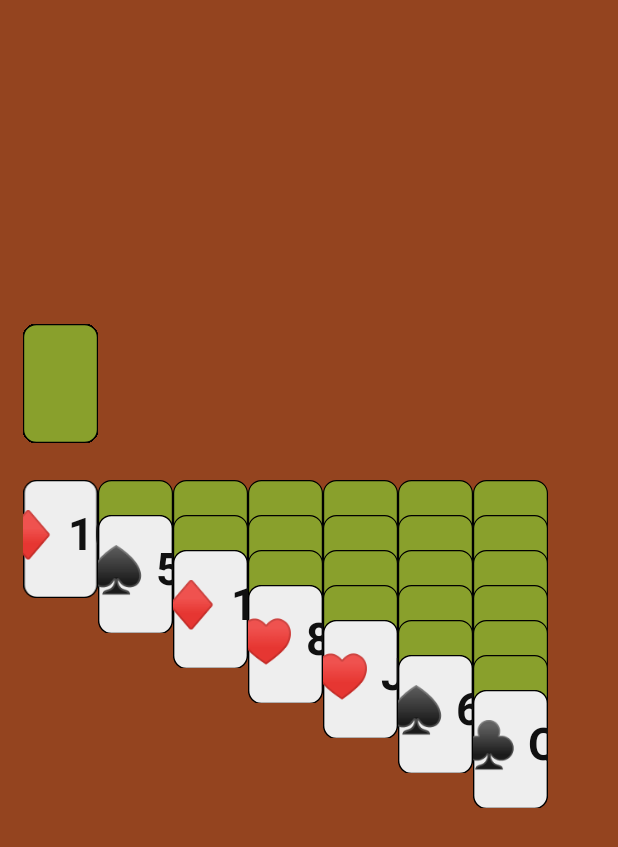
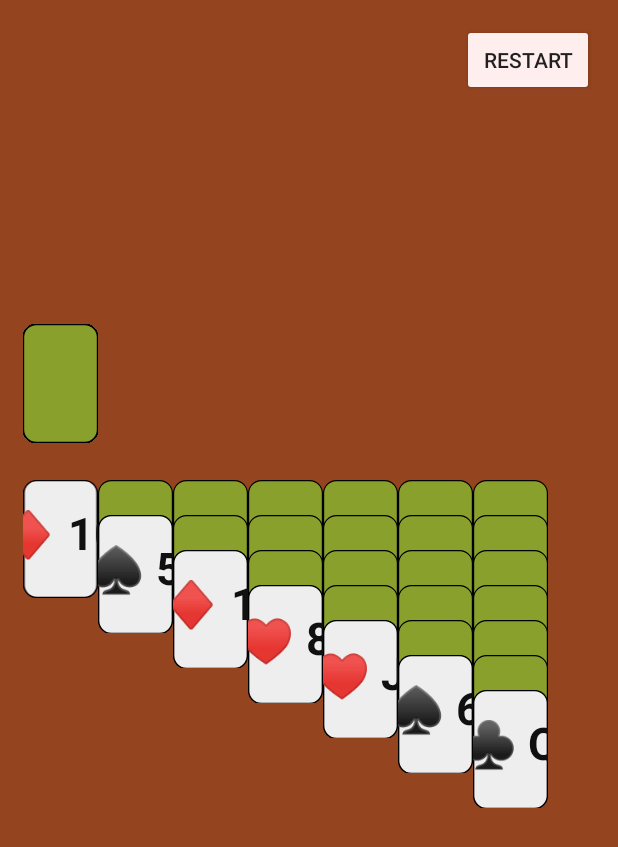
Before and after one commit to ruwey/soliterrible, an Android app: the screen it shows after launch (Board), after a tap on "START", on a phone screen of 412 x 824 dp. Shown: the top 847 px of the screen. Run offline under Robolectric (Android 15) with nearby library versions, the phone set to English and light mode, and no system bars.

Commit message:
restart button

```diff
--- a/app/build.gradle
+++ b/app/build.gradle
@@ -7,7 +7,7 @@ android {
 
     defaultConfig {
         applicationId "com.goramie.soliterrible"
-        minSdk 21
+        minSdk 24
         targetSdk 32
         versionCode 1
         versionName "1.0"
--- a/app/src/main/java/com/goramie/soliterrible/Board.java
+++ b/app/src/main/java/com/goramie/soliterrible/Board.java
@@ -3,8 +3,6 @@ package com.goramie.soliterrible;
 import android.app.Activity;
 import android.os.Bundle;
 import android.widget.LinearLayout;
-
-import java.lang.reflect.Array;
 import java.util.Collections;
 
 public class Board extends Activity {
--- a/app/src/main/java/com/goramie/soliterrible/Card.java
+++ b/app/src/main/java/com/goramie/soliterrible/Card.java
@@ -4,9 +4,6 @@ import android.content.Context;
 import android.graphics.Canvas;
 import android.graphics.Paint;
 import android.os.Build;
-import android.view.DragEvent;
-import android.view.MotionEvent;
-import android.view.View;
 import android.graphics.Typeface;
 
 import androidx.annotation.RequiresApi;
--- a/app/src/main/java/com/goramie/soliterrible/MainMenu.java
+++ b/app/src/main/java/com/goramie/soliterrible/MainMenu.java
@@ -12,8 +12,7 @@ public class MainMenu extends Activity {
         setContentView(R.layout.activity_main);
     }
 
-    public void onPress(View v) {
-        System.out.println("Hello!");
+    public void onStart(View v) {
         Intent i = new Intent(this, Board.class);
         startActivity(i);
     }
--- a/app/src/main/java/com/goramie/soliterrible/Stack.java
+++ b/app/src/main/java/com/goramie/soliterrible/Stack.java
@@ -1,14 +1,10 @@
 package com.goramie.soliterrible;
 
 import android.content.Context;
-import android.graphics.Point;
 import android.os.Build;
-import android.util.AttributeSet;
-import android.view.Display;
 import android.view.MotionEvent;
 import android.view.View;
 import android.view.ViewGroup;
-import android.view.WindowManager;
 import android.widget.FrameLayout;
 
 import androidx.annotation.NonNull;
@@ -56,14 +52,14 @@ public class Stack extends ArrayList<Card> {
     }
 
     public ArrayList<Card> take() {
-        ArrayList<Card> single = new ArrayList<Card>();
+        ArrayList<Card> single = new ArrayList<>();
         l.removeView(this.get(this.size() - 1));
         single.add(super.remove(super.size() - 1));
         return single;
     }
 
     public ArrayList<Card> take(int idx) {
-        ArrayList<Card> moving = new ArrayList<Card>();
+        ArrayList<Card> moving = new ArrayList<>();
         for (int i = idx; i < super.size(); i++) {
             l.removeView(this.get(i));
             moving.add(super.remove(i));
--- a/app/src/main/res/layout/activity_main.xml
+++ b/app/src/main/res/layout/activity_main.xml
@@ -26,7 +26,7 @@
         android:layout_height="wrap_content"
         android:layout_marginTop="24dp"
         android:backgroundTint="@color/pea_green"
-        android:onClick="onPress"
+        android:onClick="onStart"
         android:text="@string/start"
         android:textColor="@color/white"
         app:layout_constraintEnd_toEndOf="parent"
--- a/app/src/main/res/layout/board.xml
+++ b/app/src/main/res/layout/board.xml
@@ -3,8 +3,8 @@
     xmlns:app="http://schemas.android.com/apk/res-auto"
     xmlns:tools="http://schemas.android.com/tools"
     android:layout_width="match_parent"
-    android:background="@color/rusty_red"
-    android:layout_height="match_parent">
+    android:layout_height="match_parent"
+    android:background="@color/rusty_red">
 
     <LinearLayout
         android:id="@+id/tableau"
@@ -14,11 +14,7 @@
         android:orientation="horizontal"
         app:layout_constraintBottom_toBottomOf="parent"
         app:layout_constraintEnd_toEndOf="parent"
-        app:layout_constraintStart_toStartOf="parent">
-
-        app:layout_constraintStart_toStartOf="parent"
-        android:orientation="horizontal">
-    </LinearLayout>
+        app:layout_constraintStart_toStartOf="parent"></LinearLayout>
 
     <LinearLayout
         android:id="@+id/foundations"
@@ -39,4 +35,16 @@
         app:layout_constraintStart_toStartOf="@+id/tableau"
         app:layout_constraintTop_toTopOf="parent"
         app:layout_constraintVertical_bias="1.0"></LinearLayout>
+
+    <Button
+        android:id="@+id/button2"
+        android:layout_width="wrap_content"
+        android:layout_height="wrap_content"
+        android:layout_marginTop="16dp"
+        android:layout_marginEnd="16dp"
+        android:text="Restart"
+        android:onClick="onStart"
+        android:backgroundTint="#fee"
+        app:layout_constraintEnd_toEndOf="parent"
+        app:layout_constraintTop_toTopOf="parent" />
 </androidx.constraintlayout.widget.ConstraintLayout>
```
